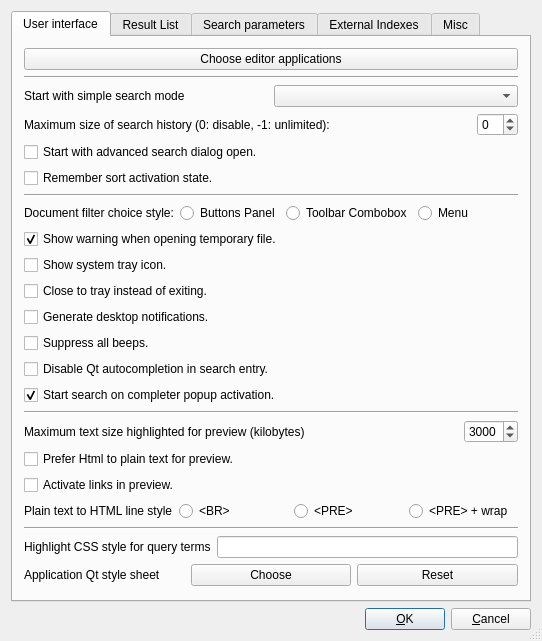
The window that src/qtgui/uiprefs.ui (alberti42/recoll-macos) describes before a commit, drawn with Qt 5.
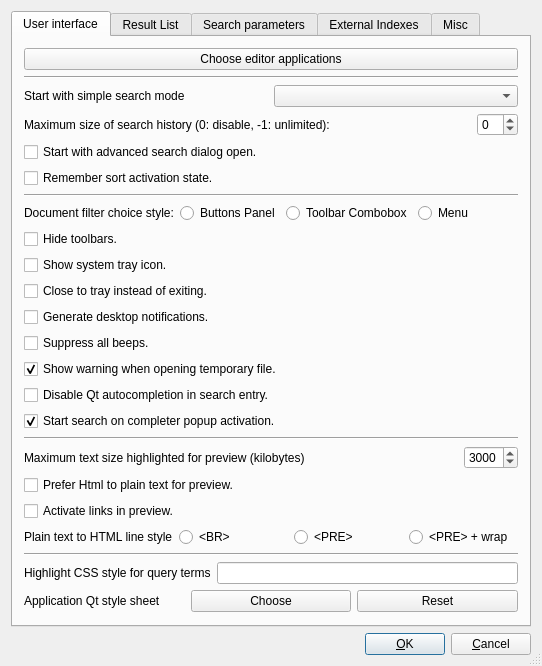
The same window after the commit.

Commit message: add preference to hide the toolbars

Patch:
```diff
--- a/src/qtgui/uiprefs.ui
+++ b/src/qtgui/uiprefs.ui
@@ -112,7 +112,7 @@
         </widget>
        </item>
        <item>
-        <widget class="Line" name="line">
+        <widget class="Line" name="line2">
          <property name="orientation">
           <enum>Qt::Horizontal</enum>
          </property>
@@ -163,12 +163,12 @@
         </layout>
        </item>
        <item>
-        <widget class="QCheckBox" name="showTempFileWarningCB">
+        <widget class="QCheckBox" name="noToolbarsCB">
          <property name="text">
-          <string>Show warning when opening temporary file.</string>
+          <string>Hide toolbars.</string>
          </property>
          <property name="checked">
-          <bool>true</bool>
+          <bool>false</bool>
          </property>
         </widget>
        </item>
@@ -212,6 +212,16 @@
          </property>
         </widget>
        </item>
+       <item>
+        <widget class="QCheckBox" name="showTempFileWarningCB">
+         <property name="text">
+          <string>Show warning when opening temporary file.</string>
+         </property>
+         <property name="checked">
+          <bool>true</bool>
+         </property>
+        </widget>
+       </item>
        <item>
         <widget class="QCheckBox" name="ssNoCompleteCB">
          <property name="text">
@@ -233,7 +243,7 @@
         </widget>
        </item>
        <item>
-        <widget class="Line" name="line">
+        <widget class="Line" name="line3">
          <property name="orientation">
           <enum>Qt::Horizontal</enum>
          </property>
@@ -346,7 +356,7 @@
         </layout>
        </item>
        <item>
-        <widget class="Line" name="line">
+        <widget class="Line" name="line4">
          <property name="orientation">
           <enum>Qt::Horizontal</enum>
          </property>
@@ -789,7 +799,7 @@
           </layout>
          </item>
          <item>
-          <widget class="Line" name="line2">
+          <widget class="Line" name="line6">
            <property name="frameShape">
             <enum>QFrame::HLine</enum>
            </property>
@@ -895,7 +905,7 @@
           </layout>
          </item>
          <item>
-          <widget class="Line" name="line3">
+          <widget class="Line" name="line7">
            <property name="frameShape">
             <enum>QFrame::HLine</enum>
            </property>
```
Left out of the diff: 8 changed lines with no effect on the pictures. The commit also changes 5 other files.
